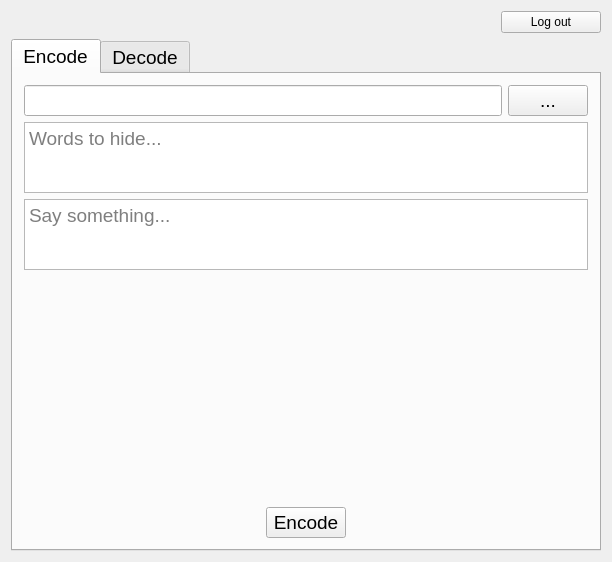
Qt form mainwindow.ui (jerry871002/OOP-Final-Project) before a commit.
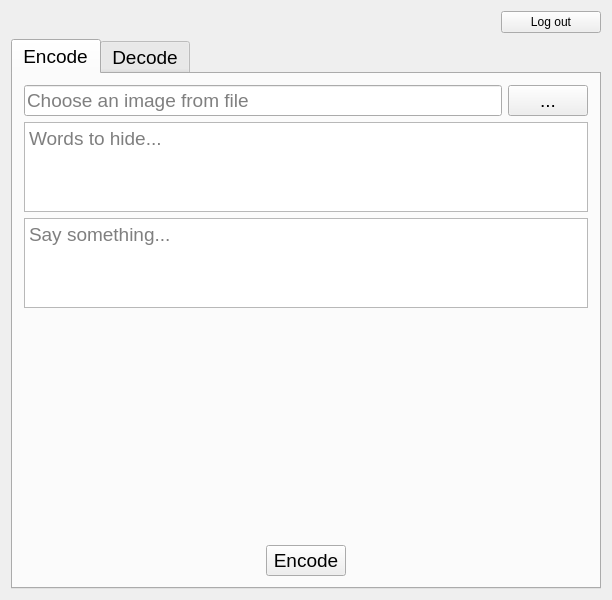
The same form after that commit.

Diff of the .ui file:
```diff
--- a/mainwindow.ui
+++ b/mainwindow.ui
@@ -7,7 +7,7 @@
     <x>0</x>
     <y>0</y>
     <width>612</width>
-    <height>546</height>
+    <height>600</height>
    </rect>
   </property>
   <property name="windowTitle">
@@ -104,6 +104,9 @@
             <property name="readOnly">
              <bool>true</bool>
             </property>
+            <property name="placeholderText">
+             <string>Choose an image from file</string>
+            </property>
            </widget>
           </item>
           <item>
```
Left out of the diff: 5 changed lines with no effect on the pictures.
